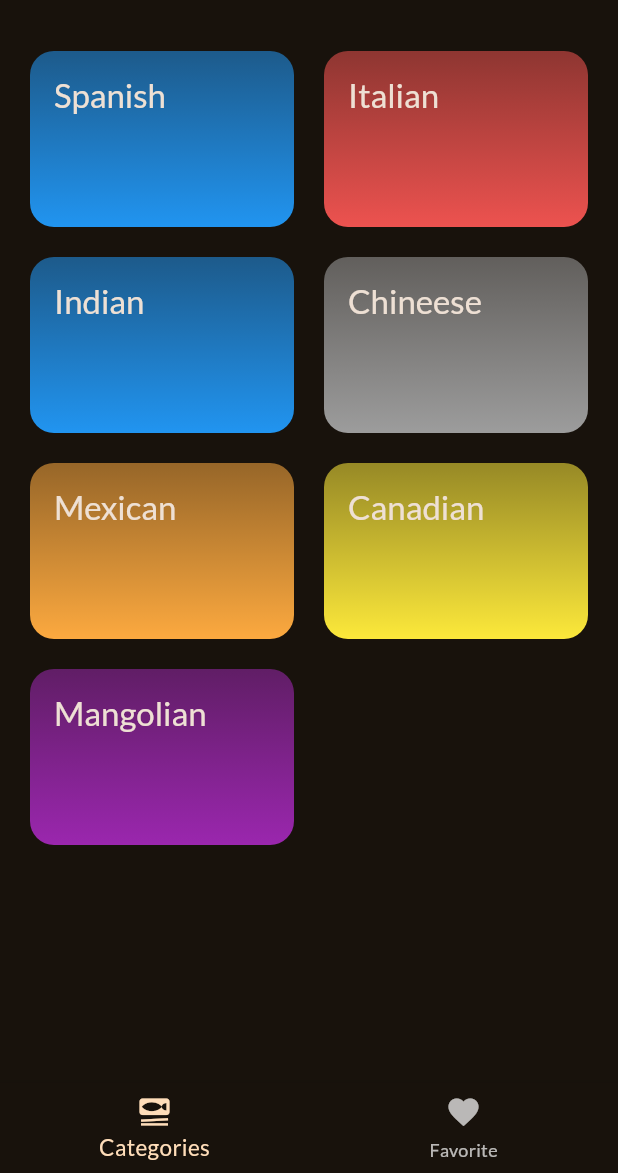
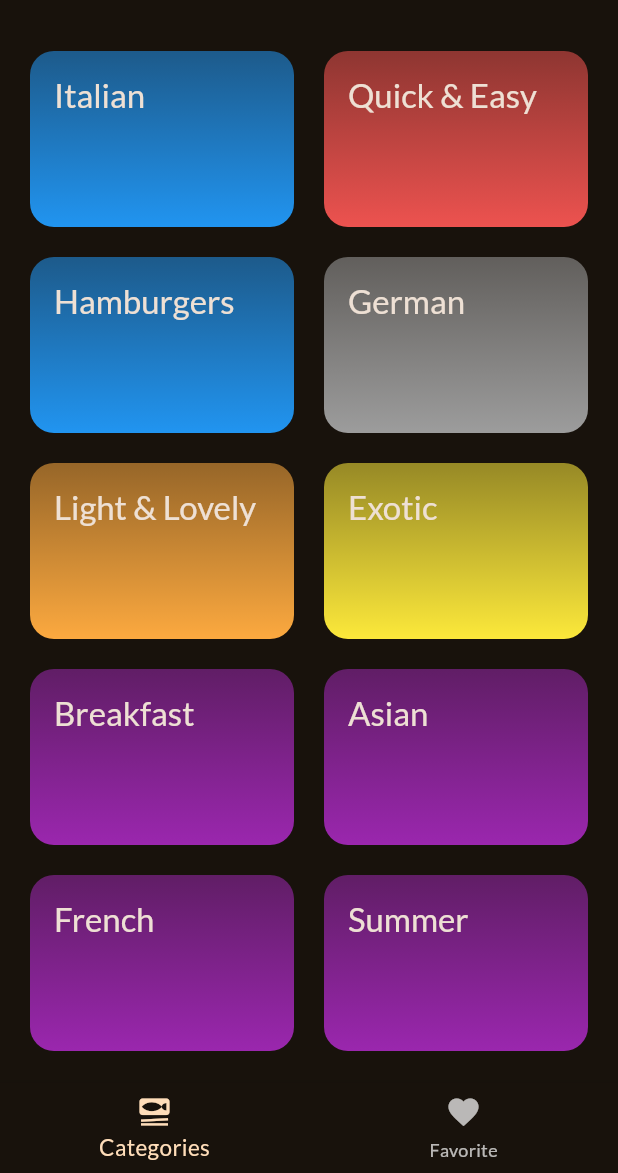
Before and after one commit to WlcmToMyRepo/flutter_meals_app, a Flutter app: the screen it shows after launch, on a phone screen of 412 x 824 dp, the part 63-1236 px from its top. Run offline on Flutter 3.47's test engine with Material 3 defaults, Android fonts, the phone set to English and light mode, and no system bars; our stand-ins replace flutter_riverpod, google_fonts, riverpod, shared_preferences, transparent_image.

```diff
--- a/lib/data/dummy_data.dart
+++ b/lib/data/dummy_data.dart
@@ -6,37 +6,52 @@ import 'package:meals/models/meal.dart';
 final List<Category> data = [
   const Category(
     id: 'c1',
-    title: "Spanish",
+    title: "Italian",
     color: Colors.blue,
   ),
   Category(
     id: 'c2',
-    title: "Italian",
+    title: "Quick & Easy",
     color: Colors.red.shade400,
   ),
   const Category(
     id: 'c3',
-    title: "Indian",
+    title: "Hamburgers",
     color: Colors.blue,
   ),
   const Category(
     id: 'c4',
-    title: "Chineese",
+    title: "German",
     color: Colors.grey,
   ),
   const Category(
     id: 'c5',
-    title: "Mexican",
+    title: "Light & Lovely",
     color: Colors.orangeAccent,
   ),
   const Category(
     id: 'c6',
-    title: "Canadian",
+    title: "Exotic",
     color: Colors.yellow,
   ),
   const Category(
-    id: 'c30',
-    title: "Mangolian",
+    id: 'c7',
+    title: "Breakfast",
+    color: Colors.purple,
+  ),
+  const Category(
+    id: 'c8',
+    title: "Asian",
+    color: Colors.purple,
+  ),
+  const Category(
+    id: 'c9',
+    title: "French",
+    color: Colors.purple,
+  ),
+  const Category(
+    id: 'c7',
+    title: "Summer",
     color: Colors.purple,
   ),
 ];
--- a/lib/models/categories.dart
+++ b/lib/models/categories.dart
@@ -5,6 +5,9 @@ class Category {
   final String title;
   final Color color;
 
-  const Category(
-      {required this.id, required this.title, this.color = Colors.orange});
+  const Category({
+    required this.id,
+    required this.title,
+    this.color = Colors.orange,
+  });
 }
--- /dev/null
+++ b/lib/providers/favourite_meal_provider.dart
@@ -0,0 +1,22 @@
+import 'package:meals/models/meal.dart';
+import 'package:riverpod/riverpod.dart';
+
+class FavouriteMealProvider extends StateNotifier<List<Meal>> {
+  FavouriteMealProvider() : super([]);
+
+  bool mealIsFavourite(Meal meal) {
+    return state.contains(meal);
+  }
+
+  void toggleFavourite(Meal meal) {
+    if (mealIsFavourite(meal)) {
+      state = state.where((element) => element.id != meal.id).toList();
+    } else {
+      state = [...state, meal];
+    }
+  }
+}
+
+final favouriteMealProvider =
+    StateNotifierProvider<FavouriteMealProvider, List<Meal>>(
+        (ref) => FavouriteMealProvider());
--- /dev/null
+++ b/lib/providers/meal_provider.dart
@@ -0,0 +1,5 @@
+import 'package:flutter_riverpod/flutter_riverpod.dart';
+import 'package:meals/data/dummy_data.dart';
+import 'package:meals/models/meal.dart';
+
+final mealsProvider = Provider<List<Meal>>((ref) => dummyMeals);
--- a/lib/screens/categories.dart
+++ b/lib/screens/categories.dart
@@ -3,29 +3,26 @@ import 'package:meals/models/categories.dart';
 import 'package:meals/models/meal.dart';
 import 'package:meals/screens/meals.dart';
 import 'package:meals/widgets/gridview_item.dart';
-import 'package:meals/data/dummy_data.dart';
 
 class CategoriesScreen extends StatelessWidget {
   final List<Category> categories;
-  final void Function(Meal meal)
-      toggleFavourite; ////method to access toggle function of tab screen
+  ////method to access toggle function of tab screen
   final List<Meal> meals;
   const CategoriesScreen(
-      {super.key,
-      required this.categories,
-      required this.toggleFavourite,
-      required this.meals});
+      {super.key, required this.categories, required this.meals});
 
   //This will navigate to meals screeen
   void _selectCategory(BuildContext context, Category category) {
     final filteredMealsOnCategory =
         meals.where((meal) => meal.categories.contains(category.id)).toList();
-    Navigator.of(context).push(MaterialPageRoute(
+    Navigator.of(context).push(
+      MaterialPageRoute(
         builder: (ctx) => MealsScreen(
           title: category.title,
           meals: filteredMealsOnCategory,
-              toggleFunction: toggleFavourite,
-            )));
+        ),
+      ),
+    );
   }
 
   @override
@@ -44,9 +41,10 @@ class CategoriesScreen extends StatelessWidget {
         navigateFunction: () {
           _selectCategory(
             context,
-                categories[
-                    index]); //this func call will return selecterCategoryData
-          }),
+            categories[index],
+          ); //this func call will return selecterCategoryData
+        },
+      ),
     );
   }
 }
--- a/lib/screens/tabs.dart
+++ b/lib/screens/tabs.dart
@@ -1,10 +1,13 @@
 import 'package:flutter/material.dart';
+import 'package:flutter_riverpod/flutter_riverpod.dart';
 import 'package:meals/data/dummy_data.dart';
 import 'package:meals/models/meal.dart';
+import 'package:meals/providers/favourite_meal_provider.dart';
 import 'package:meals/screens/categories.dart';
 import 'package:meals/screens/filter.dart';
 import 'package:meals/screens/meals.dart';
 import 'package:meals/widgets/app_drawer.dart';
+import 'package:meals/providers/meal_provider.dart';
 
 //default filter
 
@@ -16,15 +19,14 @@ const Map<Filter, bool> kMealsFilter = {
 };
 
 //this widget is home screen of the app with bottom navigation bar
-class TabsScreen extends StatefulWidget {
+class TabsScreen extends ConsumerStatefulWidget {
   const TabsScreen({super.key});
 
   @override
-  State<TabsScreen> createState() => _TabsScreenState();
+  ConsumerState<TabsScreen> createState() => _TabsScreenState();
 }
 
-class _TabsScreenState extends State<TabsScreen> {
-  final List<Meal> _favouriteMeals = [];
+class _TabsScreenState extends ConsumerState<TabsScreen> {
   int _selectedIndex = 0;
   String selectedTitle = "Categories";
   Map<Filter, bool> selectedFilter = kMealsFilter;
@@ -53,22 +55,6 @@ class _TabsScreenState extends State<TabsScreen> {
   //this method allows us to mark meals as favorites
   //we need to pass this method to the child widgets
   //in the meal details screen we need to exicute the method
-  void toggleFavourite(Meal meal) {
-    print('I AM CALLED >>>>>>>>>>>>>>>');
-    if (_favouriteMeals.contains(meal)) {
-      _favouriteMeals.remove(meal);
-      showNotification("meal removed from favourites");
-    } else {
-      print('removed meal $meal');
-      _favouriteMeals.add(meal);
-      showNotification("meal added to favourites");
-    }
-    print('FAVOURITE MEALS --->  | $_favouriteMeals |');
-    for (Meal meal in _favouriteMeals) {
-      print(meal.title.toUpperCase());
-    }
-    setState(() {});
-  }
 
   void selectTab(index) {
     setState(() {
@@ -78,7 +64,8 @@ class _TabsScreenState extends State<TabsScreen> {
 
   //this method wil lapply filter on dummyMeals and return filtered meals
   List<Meal> get getFilteredMeals {
-    return dummyMeals.where((meal) {
+    final meals = ref.watch(mealsProvider);
+    return meals.where((meal) {
       //need to filter gluten free
       if (selectedFilter[Filter.glutenFree]! && !meal.isGlutenFree) {
         return false;
@@ -101,13 +88,11 @@ class _TabsScreenState extends State<TabsScreen> {
     print("LACTOS FREE MEAL: >>>> $getFilteredMeals");
     Widget tabPage = CategoriesScreen(
       categories: data,
-      toggleFavourite: toggleFavourite,
       meals: getFilteredMeals,
     );
     if (_selectedIndex == 1) {
       tabPage = MealsScreen(
-        meals: _favouriteMeals,
-        toggleFunction: toggleFavourite,
+        meals: ref.watch(favouriteMealProvider),
       );
       selectedTitle = 'Favourites';
     }
--- a/pubspec.yaml
+++ b/pubspec.yaml
@@ -39,6 +39,7 @@ dependencies:
   provider: ^6.1.1
   transparent_image: ^2.0.1
   shared_preferences: ^2.2.2
+  flutter_riverpod: ^2.4.9
 
 dev_dependencies:
   flutter_test:
```
Also changed, not shown: lib/main.dart (+4 -3 lines), lib/screens/meal_detail.dart (+24 -36 lines), lib/screens/meals.dart (+6 -8 lines), pubspec.lock. Lines whose indentation alone changed are shown as unchanged.
